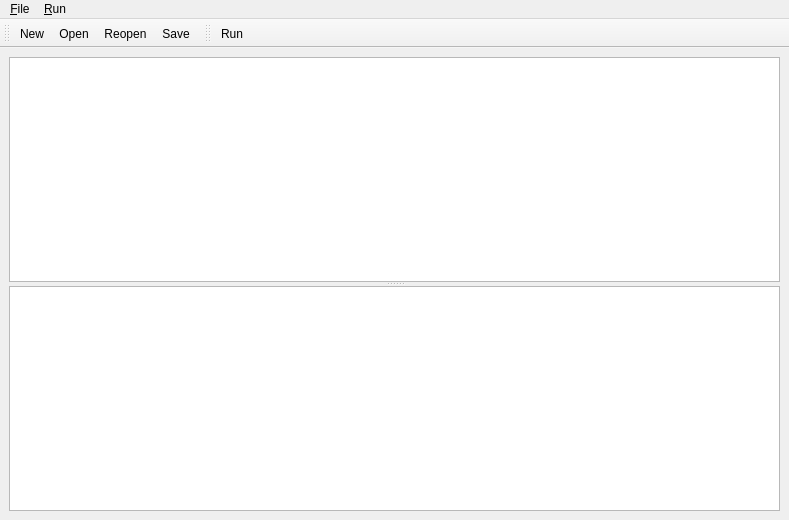
Qt form source/application/script/ScriptWindow.ui (CST-Modelling-Tools/TonatiuhPP) before a commit.
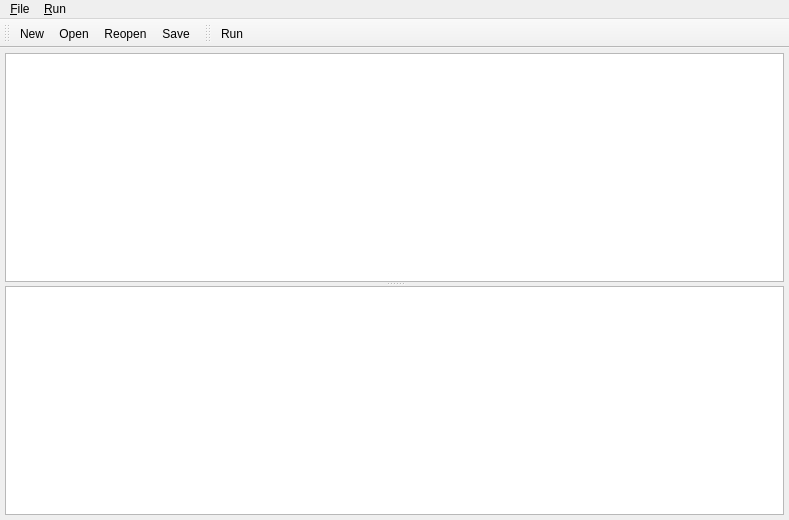
The same form after that commit. Icons and pictures are not drawn. Custom widgets are drawn as their Qt base class.

Patch:
```diff
--- a/source/application/script/ScriptWindow.ui
+++ b/source/application/script/ScriptWindow.ui
@@ -16,8 +16,34 @@
   <property name="windowTitle">
    <string>Script Editor</string>
   </property>
+  <property name="styleSheet">
+   <string notr="true">QToolBar::handle:horizontal {
+image: url(:/images/ui/handle.png);
+width: 8;
+}
+QToolBar::handle:vertical {
+image: url(:/images/ui/handle-v.png);
+width: 19;
+height: 8;
+}</string>
+  </property>
   <widget class="QWidget" name="centralwidget">
    <layout class="QVBoxLayout" name="verticalLayout">
+    <property name="spacing">
+     <number>5</number>
+    </property>
+    <property name="leftMargin">
+     <number>5</number>
+    </property>
+    <property name="topMargin">
+     <number>5</number>
+    </property>
+    <property name="rightMargin">
+     <number>5</number>
+    </property>
+    <property name="bottomMargin">
+     <number>5</number>
+    </property>
     <item>
      <widget class="QSplitter" name="splitter">
       <property name="orientation">
```
